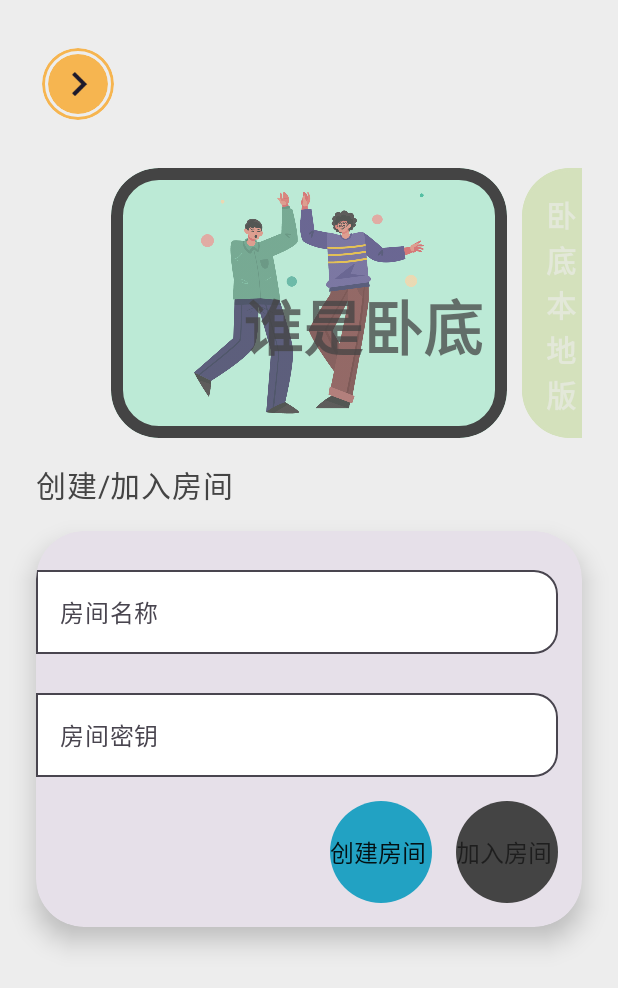
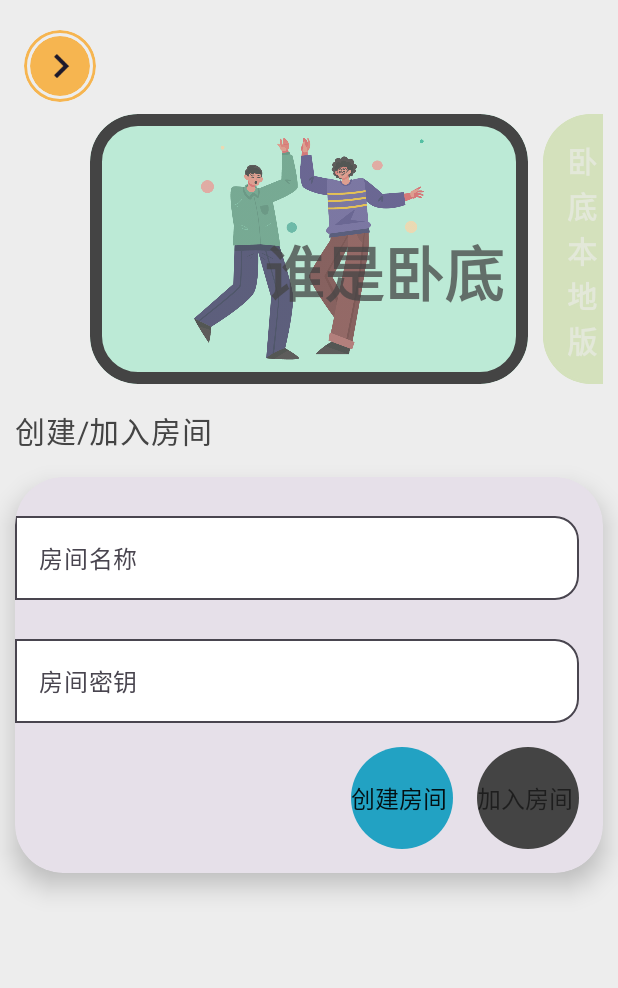
Before and after one commit to WingSword/YiGameCopilotX, an Android app built with Jetpack Compose: the screen it shows after launch (MainActivity), on a phone screen of 412 x 824 dp. Shown: the top 988 px of the screen. Run offline under Robolectric (Android 15) with nearby library versions, the phone set to English and light mode, and no system bars; our stand-ins replace Compose Multiplatform resources.

Commit message:
feat(navigation): 重构导航逻辑并添加新功能
- 重构了 App.kt 中的导航逻辑，使用新创建的 NaviHost.kt 文件中的 NavigationHost 组件
- 添加了 NaviRoute.kt 文件，定义了应用中的导航路由
- 新增了 ErrorPage 组件用于处理 404 错误页面
- 优化了 HomePage 组件的布局
- 添加了 RandomPage 组件，实现了洗牌动画效果

```diff
--- a/composeApp/src/commonMain/kotlin/org/walks/gamecopilot/App.kt
+++ b/composeApp/src/commonMain/kotlin/org/walks/gamecopilot/App.kt
@@ -10,7 +10,6 @@ import androidx.compose.foundation.background
 import androidx.compose.foundation.border
 import androidx.compose.foundation.clickable
 import androidx.compose.foundation.gestures.detectTapGestures
-import androidx.compose.foundation.hoverable
 import androidx.compose.foundation.layout.Arrangement
 import androidx.compose.foundation.layout.Box
 import androidx.compose.foundation.layout.Column
@@ -24,12 +23,12 @@ import androidx.compose.foundation.layout.offset
 import androidx.compose.foundation.layout.padding
 import androidx.compose.foundation.layout.size
 import androidx.compose.foundation.layout.width
+import androidx.compose.foundation.layout.wrapContentHeight
+import androidx.compose.foundation.layout.wrapContentSize
 import androidx.compose.foundation.lazy.LazyColumn
 import androidx.compose.foundation.shape.CircleShape
 import androidx.compose.foundation.shape.RoundedCornerShape
 import androidx.compose.material.icons.Icons
-import androidx.compose.material.icons.automirrored.filled.ArrowBack
-import androidx.compose.material.icons.filled.PlayArrow
 import androidx.compose.material.icons.filled.Refresh
 import androidx.compose.material3.CenterAlignedTopAppBar
 import androidx.compose.material3.DrawerState
@@ -45,6 +44,7 @@ import androidx.compose.material3.SnackbarHost
 import androidx.compose.material3.SnackbarHostState
 import androidx.compose.material3.Surface
 import androidx.compose.material3.Text
+import androidx.compose.material3.TextButton
 import androidx.compose.material3.TopAppBarDefaults
 import androidx.compose.material3.rememberDrawerState
 import androidx.compose.runtime.Composable
@@ -70,19 +70,15 @@ import androidx.lifecycle.viewmodel.MutableCreationExtras
 import androidx.lifecycle.viewmodel.initializer
 import androidx.lifecycle.viewmodel.viewModelFactory
 import androidx.navigation.NavHostController
-import androidx.navigation.compose.NavHost
-import androidx.navigation.compose.composable
 import androidx.navigation.compose.rememberNavController
 import kotlinx.coroutines.flow.collectLatest
 import kotlinx.coroutines.launch
-import org.jetbrains.compose.resources.Resource
 import org.jetbrains.compose.resources.painterResource
 import org.jetbrains.compose.ui.tooling.preview.Preview
-import org.walks.gamecopilot.event.NavigationEvent
 import org.walks.gamecopilot.intent.GameRoomIntent
+import org.walks.gamecopilot.navigation.NaviRoute
+import org.walks.gamecopilot.navigation.NavigationHost
 import org.walks.gamecopilot.theme.WeUITheme
-import org.walks.gamecopilot.ui.page.home.HomePage
-import org.walks.gamecopilot.ui.page.room.RoomPage
 import yigamecopilotx.composeapp.generated.resources.Icon_arrow_left
 import yigamecopilotx.composeapp.generated.resources.Res
 
@@ -93,11 +89,10 @@ fun App() {
     val viewModelFactory = viewModelFactory { initializer { MainViewmodel() } }
     val extras: CreationExtras = MutableCreationExtras()
     val viewModel = viewModelFactory.create(MainViewmodel::class, extras)
-
     WeUITheme {
         Surface(
-            modifier = Modifier.fillMaxSize().background(Color.White),
-            color = Color.White
+            modifier = Modifier.fillMaxSize(),
+            color = MaterialTheme.colorScheme.background
         ) {
             AppView(viewModel)
         }
@@ -111,36 +106,56 @@ fun AppView(viewmodel: MainViewmodel) {
     val navi = rememberNavController()
     val drawerState = rememberDrawerState(DrawerValue.Closed)
     val scope = rememberCoroutineScope()
-
+    // 修改 AppView 中的 ModalNavigationDrawer 部分
     ModalNavigationDrawer(
         drawerState = drawerState,
-        gesturesEnabled = drawerState.isOpen,
+        gesturesEnabled = true, // 允许手势操作
         drawerContent = {
             JellyDrawerContent(
                 drawerState = drawerState,
                 onClose = { scope.launch { drawerState.close() } },
-                modifier = Modifier.fillMaxHeight(0.85f)
+                modifier = Modifier.wrapContentSize()
+                    .background(MaterialTheme.colorScheme.background),
+                navi = navi
             )
-        }
+        },
+        scrimColor = Color.Transparent // 去掉默认遮罩
+    ) {
+        // 添加内容区域偏移动画
+        val contentOffset by animateDpAsState(
+            targetValue = if (drawerState.isOpen) 150.dp else 0.dp,
+            animationSpec = spring(stiffness = 300f, dampingRatio = 0.8f)
+        )
+
+        Box(
+            modifier = Modifier
+                .fillMaxSize()
+                .offset(x = contentOffset)
         ) {
             Scaffold(
                 topBar = {
-                AppTopBar(navi, viewmodel,drawerState)
+                    AppTopBar(navi, viewmodel, drawerState)
                 },
                 snackbarHost = {
                     SnackbarHost(hostState = snackState.value)
                 },
+
+
                 ) { inp ->
                 Column(
                     modifier = Modifier
                         .padding(inp)
+                        .padding(horizontal = 10.dp)
                         .fillMaxWidth(),
                     horizontalAlignment = Alignment.CenterHorizontally,
                     verticalArrangement = Arrangement.Center
                 ) {
                     NavigationHost(viewmodel, navi)
                 }
-        }}
+            }
+        }
+    }
+
 
     LaunchedEffect(key1 = Unit) {
         viewmodel.topTipState.collect {
@@ -156,21 +171,18 @@ private fun isStartRoute(route: String?): Boolean {
     return route == "start" || route == null
 }
 
-@OptIn(ExperimentalMaterial3Api::class)
 @Composable
 fun JellyDrawerContent(
     drawerState: DrawerState,
     onClose: () -> Unit,
-    modifier: Modifier = Modifier
+    modifier: Modifier = Modifier,
+    navi: NavHostController
 ) {
-
-    val list= listOf(
-        "首页",
-        "掷骰子",
-        "游戏房间",
-    )
+    val list = NaviRoute.entries.filter {
+        it.type == 0
+    }
     val offsetX by animateDpAsState(
-        targetValue = if (drawerState.isOpen) 0.dp else (-300).dp,
+        targetValue = if (drawerState.isOpen) 0.dp else (-200).dp,
         animationSpec = spring(
             dampingRatio = 0.6f,  // 增加阻尼比增强果冻感
             stiffness = 400f
@@ -179,29 +191,41 @@ fun JellyDrawerContent(
 
     Surface(
         modifier = modifier
-            .padding(top = 24.dp)
-            .width(300.dp)
-            .offset(x = offsetX)
-            .border(4.dp, MaterialTheme.colorScheme.primaryContainer, RoundedCornerShape(topEnd = 16.dp, bottomEnd = 16.dp)),
-        shadowElevation = 16.dp,
+            .padding(vertical = 24.dp)
+            .width(150.dp).fillMaxHeight()
+            .offset(x = offsetX),
+//            .border(
+//                4.dp,
+//                MaterialTheme.colorScheme.primaryContainer,
+//                RoundedCornerShape(topEnd = 16.dp, bottomEnd = 16.dp)
+//            ),
+        shadowElevation = 24.dp,
         shape = RoundedCornerShape(topEnd = 16.dp, bottomEnd = 16.dp),
-        color = MaterialTheme.colorScheme.secondaryContainer,
+        color = MaterialTheme.colorScheme.surface,
         contentColor = MaterialTheme.colorScheme.onSecondaryContainer
     ) {
-        LazyColumn(Modifier.padding(16.dp)) {
+        LazyColumn(horizontalAlignment = Alignment.CenterHorizontally, modifier = Modifier.wrapContentHeight()) {
             items(list.size) { index ->
-                val item=list[index]
+                val isSelected = navi.currentDestination?.route == list[index].route
+                val item = list[index]
                 var isPressed by remember { mutableStateOf(false) }
                 val scale = animateFloatAsState(
                     targetValue = if (isPressed) 0.95f else 1f,
                     animationSpec = spring(dampingRatio = 0.6f, stiffness = 400f)
                 )
-
-                Text(
-                    text = item.toString(),
+                TextButton(
+                    onClick = {
+                        navi.navigate(item.route)
+                        onClose()
+                    },
                     modifier = Modifier
                         .fillMaxWidth()
                         .padding(12.dp)
+                        .border(
+                            width = 4.dp,
+                            color = if (isSelected) MaterialTheme.colorScheme.primary else Color.Transparent,
+                            shape = CircleShape
+                        )
                         .pointerInput(Unit) {
                             detectTapGestures(
                                 onPress = {
@@ -211,11 +235,14 @@ fun JellyDrawerContent(
                                 }
                             )
                         }
-                        .graphicsLayer(scaleX = scale.value, scaleY = scale.value)
-                        .clickable { /* 处理点击 */ },
+                        .graphicsLayer(scaleX = scale.value, scaleY = scale.value),
+                ) {
+                    Text(
+                        text = item.label,
                         fontSize = 18.sp,
                         color = MaterialTheme.colorScheme.primary
                     )
+                }
             }
         }
 
@@ -225,7 +252,7 @@ fun JellyDrawerContent(
 
 @OptIn(ExperimentalMaterial3Api::class)
 @Composable
-fun AppTopBar(navi: NavHostController, viewmodel: MainViewmodel,drawerState: DrawerState) {
+fun AppTopBar(navi: NavHostController, viewmodel: MainViewmodel, drawerState: DrawerState) {
     // 协程作用域：用于处理动画等异步操作
     val scope = rememberCoroutineScope()
     // 旋转动画：刷新按钮的旋转动画控制
@@ -287,7 +314,7 @@ fun AppTopBar(navi: NavHostController, viewmodel: MainViewmodel,drawerState: Dra
                         shape = CircleShape
                     ),
                 onClick = {
-                    if (!isStartRoute(current)) {
+                    if (navi.previousBackStackEntry?.destination?.route=="start") {
                         try {
                             navi.popBackStack()
                         } catch (e: Exception) {
@@ -297,7 +324,7 @@ fun AppTopBar(navi: NavHostController, viewmodel: MainViewmodel,drawerState: Dra
                         if (current == "start") {
                             viewmodel.handleRoomIntent(GameRoomIntent.LeaveGameRoom)
                         }
-                    }else{
+                    } else {
                         scope.launch {  // 新增抽屉开关逻辑
                             if (drawerState.isClosed) drawerState.open()
                             else drawerState.close()
@@ -364,7 +391,7 @@ fun AppTopBar(navi: NavHostController, viewmodel: MainViewmodel,drawerState: Dra
                 )
         },
         modifier = Modifier
-            .padding(24.dp)
+            .padding(top = 12.dp, start = 12.dp, end = 12.dp)
             .clip(RoundedCornerShape(20.dp)),
         colors = TopAppBarDefaults.centerAlignedTopAppBarColors(
             containerColor = Color.Transparent,
@@ -374,44 +401,3 @@ fun AppTopBar(navi: NavHostController, viewmodel: MainViewmodel,drawerState: Dra
         )
     )
 }
-
-@Composable
-fun NavigationHost(viewmodel: MainViewmodel, navi: NavHostController) {
-    NavHost(navi, startDestination = "start") {
-        composable("start") {
-            HomePage(viewmodel)
-        }
-        composable("room") {
-            RoomPage(viewmodel)
-        }
-    }
-
-    LaunchedEffect(Unit) {
-        viewmodel.navigationEvents.collect { event ->
-
-            when (event) {
-                is NavigationEvent.NavigateTo -> {
-                    navi.navigate(event.route) {
-                        event.popUpToRoute?.let { route ->
-                            popUpTo(route) { inclusive = event.inclusive }
-                        }
-                    }
-                }
-
-                NavigationEvent.PopBackStack -> navi.popBackStack()
-                is NavigationEvent.PopUpTo -> navi.popBackStack(event.route, event.inclusive)
-            }
-
-        }
-    }
-
-}
-
-
-@Preview
-@Composable
-fun DefaultPreview() {
-    WeUITheme {
-        //GreetingView(1, "",4)
-    }
-}
--- /dev/null
+++ b/composeApp/src/commonMain/kotlin/org/walks/gamecopilot/navigation/NaviHost.kt
@@ -0,0 +1,60 @@
+package org.walks.gamecopilot.navigation
+
+import androidx.compose.runtime.Composable
+import androidx.compose.runtime.LaunchedEffect
+import androidx.compose.runtime.remember
+import androidx.navigation.NavHostController
+import androidx.navigation.compose.NavHost
+import androidx.navigation.compose.composable
+import org.walks.gamecopilot.MainViewmodel
+import org.walks.gamecopilot.event.NavigationEvent
+import org.walks.gamecopilot.ui.page.home.HomePage
+import org.walks.gamecopilot.ui.page.other.ErrorPage
+import org.walks.gamecopilot.ui.page.random.RandomPage
+import org.walks.gamecopilot.ui.page.room.RoomPage
+
+/**
+ *  Created by Wing at 10:35 on 2025/4/25
+ *
+ */
+
+
+@Composable
+fun NavigationHost(viewmodel: MainViewmodel, navi: NavHostController) {
+    val navEntries = remember { NaviRoute.entries }
+
+    NavHost(navi, startDestination = NaviRoute.HOME.route) {
+        navEntries.forEach { naviEntry ->
+            composable(naviEntry.route) {
+                when (naviEntry) {
+                    NaviRoute.HOME -> HomePage(viewmodel)
+                    NaviRoute.ROOM -> RoomPage(viewmodel)
+                    NaviRoute.RANDOM -> RandomPage(viewmodel)
+                    // 显式列出所有路由，移除else分支
+                    // 当新增路由时编译器会提示需要补充分支
+                    else-> ErrorPage()
+                }
+            }
+        }
+    }
+
+    LaunchedEffect(Unit) {
+        viewmodel.navigationEvents.collect { event ->
+
+            when (event) {
+                is NavigationEvent.NavigateTo -> {
+                    navi.navigate(event.route) {
+                        event.popUpToRoute?.let { route ->
+                            popUpTo(route) { inclusive = event.inclusive }
+                        }
+                    }
+                }
+
+                NavigationEvent.PopBackStack -> navi.popBackStack()
+                is NavigationEvent.PopUpTo -> navi.popBackStack(event.route, event.inclusive)
+            }
+
+        }
+    }
+
+}
--- /dev/null
+++ b/composeApp/src/commonMain/kotlin/org/walks/gamecopilot/navigation/NaviRoute.kt
@@ -0,0 +1,18 @@
+package org.walks.gamecopilot.navigation
+
+/**
+ *  Created by Wing at 11:26 on 2025/4/24
+ *
+ */
+enum class NaviRoute(val route: String, val label: String,val type:Int=0) {
+    HOME("start", "首页",),
+    SETTING("setting", "设置"),
+    LOCAL_SPY("localSpy", "本地卧底",1),
+    ROOM("room", "房间",1),
+    RANDOM("random", "随机工具",),
+    ;
+
+    fun findNaviByRoute(route: String): NaviRoute {
+        return entries.find { it.route == route } ?: HOME
+    }
+}
--- a/composeApp/src/commonMain/kotlin/org/walks/gamecopilot/ui/page/home/HomePage.kt
+++ b/composeApp/src/commonMain/kotlin/org/walks/gamecopilot/ui/page/home/HomePage.kt
@@ -63,7 +63,7 @@ fun HomePage(viewmodel: MainViewmodel) {
     // 从ViewModel收集当前选择的游戏模式状态（转换为Compose可观察状态）
     val gameMode = viewmodel.startedGameMode.collectAsState()
 
-    Column(modifier = Modifier.padding(horizontal = 24.dp)) {
+    Column {
         /* 游戏模式选择列表组件
          * @param gameModeList 可用模式列表
          * @param selectedMode 当前选中模式索引
```
Also changed, not shown: composeApp/src/commonMain/kotlin/org/walks/gamecopilot/data/entity/RandomCardItem.kt (added, +11 -0 lines), composeApp/src/commonMain/kotlin/org/walks/gamecopilot/ui/page/other/ErrorPage.kt (added, +26 -0 lines), composeApp/src/commonMain/kotlin/org/walks/gamecopilot/ui/page/random/RandomPage.kt (added, +420 -0 lines). Lines whose indentation alone changed are shown as unchanged.
